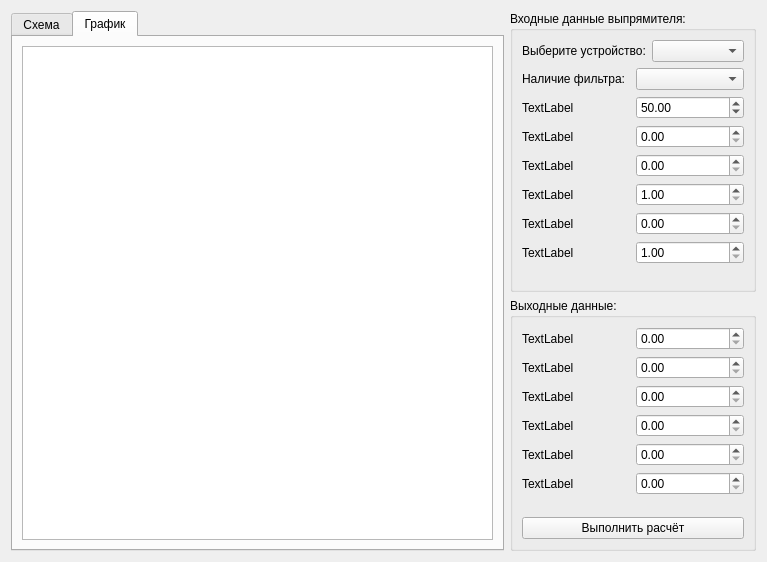
Before: the Qt Designer form PowerSources/Rectifiers.ui in DKuzSer/Project_For_Rodin, drawn with Qt 5.
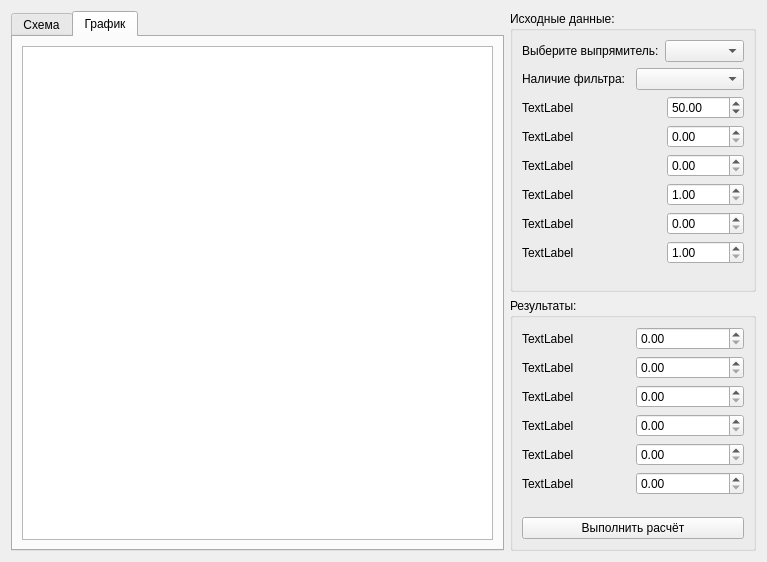
After: the same form once the commit is applied. Custom widgets are drawn as their Qt base class.

Patch:
```diff
--- a/PowerSources/Rectifiers.ui
+++ b/PowerSources/Rectifiers.ui
@@ -96,7 +96,7 @@
        <item>
         <widget class="QGroupBox" name="GroupBox_InPut">
          <property name="title">
-          <string>Входные данные выпрямителя:</string>
+          <string>Исходные данные:</string>
          </property>
          <layout class="QGridLayout" name="gridLayout_4">
           <item row="0" column="0">
@@ -106,7 +106,7 @@
               <item>
                <widget class="QLabel" name="label">
                 <property name="text">
-                 <string>Выберите устройство:</string>
+                 <string>Выберите выпрямитель:</string>
                 </property>
                </widget>
               </item>
@@ -156,6 +156,19 @@
                 </item>
                </layout>
               </item>
+              <item>
+               <spacer name="horizontalSpacer_2">
+                <property name="orientation">
+                 <enum>Qt::Horizontal</enum>
+                </property>
+                <property name="sizeHint" stdset="0">
+                 <size>
+                  <width>40</width>
+                  <height>20</height>
+                 </size>
+                </property>
+               </spacer>
+              </item>
               <item>
                <layout class="QVBoxLayout" name="verticalLayout_4">
                 <item>
@@ -205,6 +218,19 @@
                 </item>
                </layout>
               </item>
+              <item>
+               <spacer name="horizontalSpacer">
+                <property name="orientation">
+                 <enum>Qt::Horizontal</enum>
+                </property>
+                <property name="sizeHint" stdset="0">
+                 <size>
+                  <width>40</width>
+                  <height>20</height>
+                 </size>
+                </property>
+               </spacer>
+              </item>
               <item>
                <layout class="QVBoxLayout" name="verticalLayout_2">
                 <item>
@@ -255,7 +281,7 @@
        <item>
         <widget class="QGroupBox" name="GroupBox_OutPut">
          <property name="title">
-          <string>Выходные данные:</string>
+          <string>Результаты:</string>
          </property>
          <layout class="QGridLayout" name="gridLayout_3">
           <item row="1" column="0">
```
